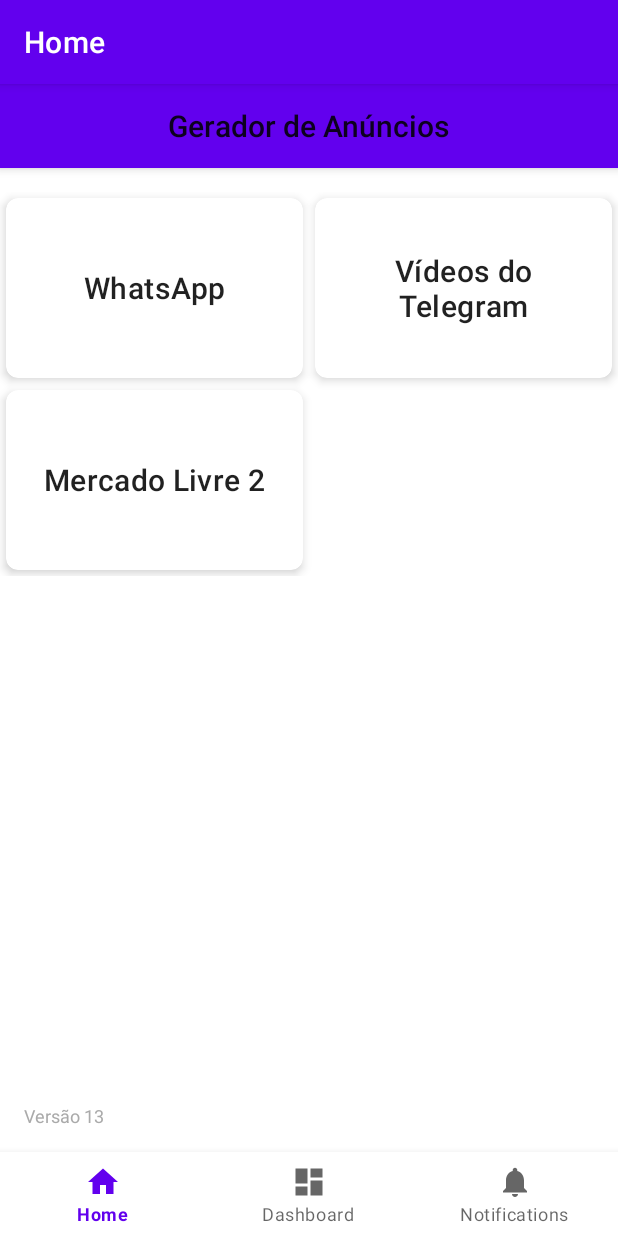
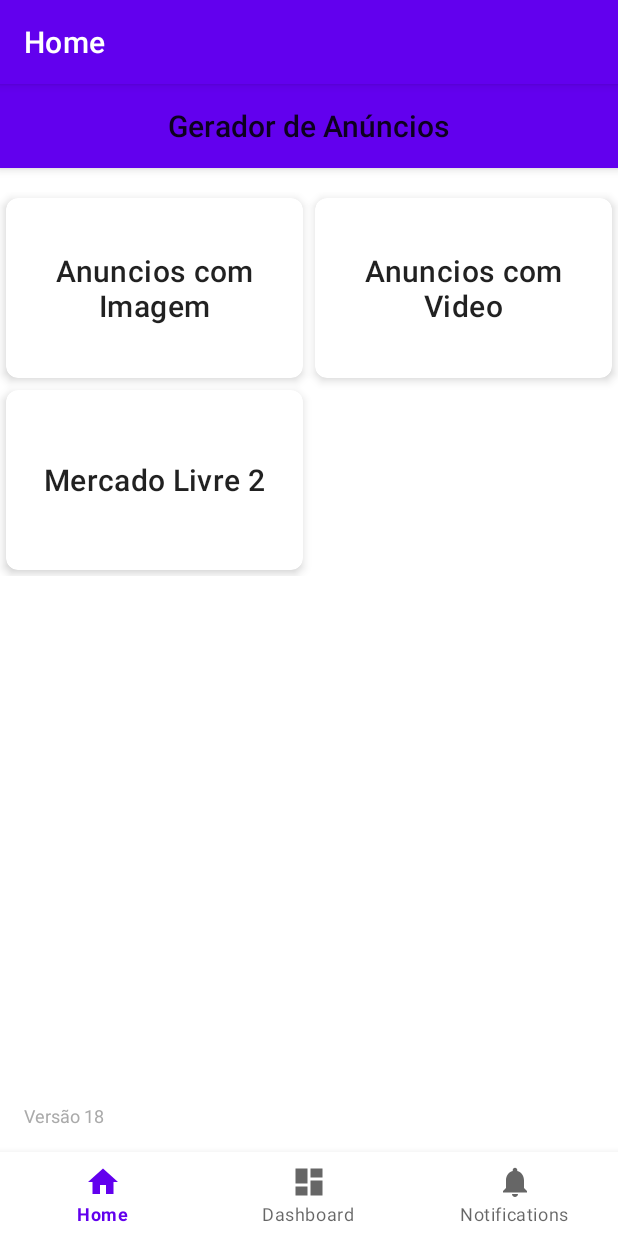
Before and after one commit to Daosilv/AnunciosAndroid, an Android app: the screen it shows after launch (MainActivity), on a phone screen of 412 x 824 dp. Run offline under Robolectric (Android 15) with nearby library versions, the phone set to English and light mode, and no system bars; our stand-ins replace navigation-ui.

Commit message:
Versão 18 - Alterações nos módulos e textos dos checkboxes

```diff
--- a/app/src/main/java/com/example/geradordeanncios/ui/instagram/tabs/PostFragment.kt
+++ b/app/src/main/java/com/example/geradordeanncios/ui/instagram/tabs/PostFragment.kt
@@ -120,8 +120,7 @@ class PostFragment : Fragment() {
 
             // 6. Link do Grupo
             if (binding.groupLinkCheckbox.isChecked) {
-                appendLine("📱 Link do Grupo:")
-                appendLine(groupLink)
+                appendLine("Indique o grupo para amigos: $groupLink")
             }
         }.trim()
 
--- a/app/src/main/res/layout/fragment_home.xml
+++ b/app/src/main/res/layout/fragment_home.xml
@@ -35,7 +35,7 @@
                 android:layout_width="match_parent"
                 android:layout_height="120dp"
                 android:gravity="center"
-                android:text="WhatsApp"
+                android:text="Anuncios com\nImagem"
                 android:textAppearance="@style/TextAppearance.MaterialComponents.Headline6" />
         </com.google.android.material.card.MaterialCardView>
 
@@ -51,7 +51,7 @@
                 android:layout_width="match_parent"
                 android:layout_height="120dp"
                 android:gravity="center"
-                android:text="Vídeos do\nTelegram"
+                android:text="Anuncios com\nVideo"
                 android:textAppearance="@style/TextAppearance.MaterialComponents.Headline6" />
         </com.google.android.material.card.MaterialCardView>
 
--- a/app/src/main/res/navigation/mobile_navigation.xml
+++ b/app/src/main/res/navigation/mobile_navigation.xml
@@ -39,7 +39,7 @@
     <fragment
         android:id="@+id/telegramVideoFragment"
         android:name="com.example.geradordeanncios.ui.telegram.TelegramVideoFragment"
-        android:label="Vídeos do Telegram"
+        android:label="Anuncios com Video"
         tools:layout="@layout/fragment_telegram_video" />
 
     <fragment
--- a/app/src/main/res/values/strings.xml
+++ b/app/src/main/res/values/strings.xml
@@ -3,5 +3,5 @@
     <string name="title_home">Home</string>
     <string name="title_dashboard">Dashboard</string>
     <string name="title_notifications">Notifications</string>
-    <string name="app_version">Versão 13</string>
+    <string name="app_version">Versão 18</string>
 </resources>
```
Also changed, not shown: app/src/main/java/com/example/geradordeanncios/ui/facebook/FacebookFormFragment.kt (+3 -4 lines), app/src/main/java/com/example/geradordeanncios/ui/instagram/tabs/ReelsFragment.kt (+3 -4 lines), app/src/main/java/com/example/geradordeanncios/ui/instagram/tabs/StoryFragment.kt (+3 -4 lines), app/src/main/java/com/example/geradordeanncios/ui/mercadolivre/MercadoLivreFragment.kt (+3 -4 lines), app/src/main/java/com/example/geradordeanncios/ui/mercadolivre2/MercadoLivre2Fragment.kt (+3 -4 lines), app/src/main/java/com/example/geradordeanncios/ui/telegram/TelegramVideoFragment.kt (+3 -4 lines), app/src/main/java/com/example/geradordeanncios/ui/whatsapp/WhatsappFormFragment.kt (+3 -4 lines).
